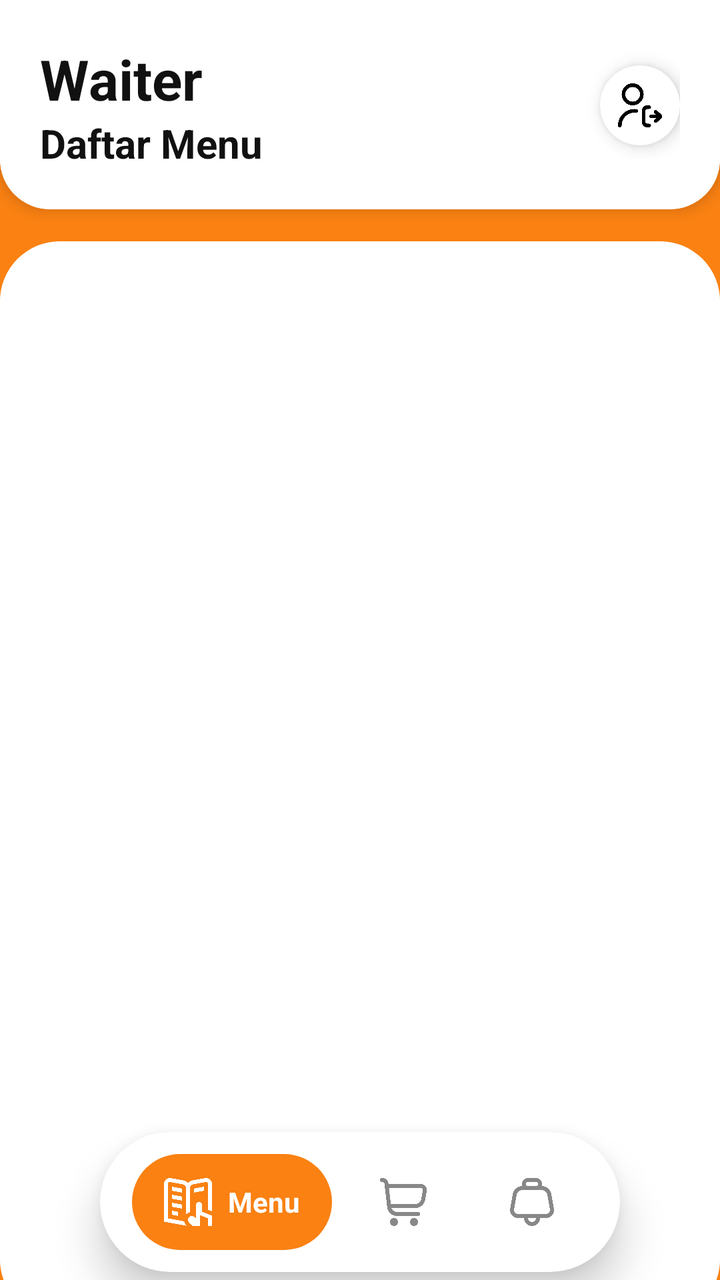
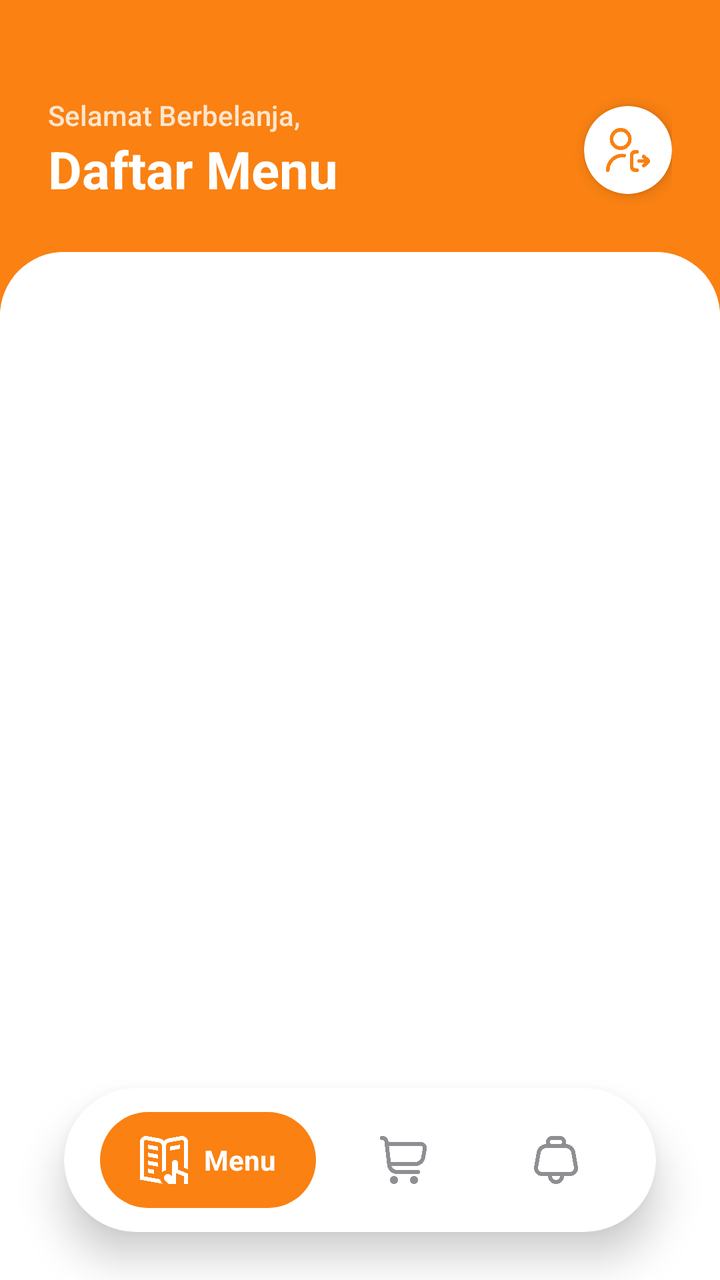

Screens rendered from an Android XML layout before and after an edit, with the pre-edit source and the edit as a unified diff.
<!-- AndroidManifest.xml: application theme Theme.Laundry -->
<!-- res/layout/waiter_activity.xml -->
<?xml version="1.0" encoding="utf-8"?>
<androidx.constraintlayout.widget.ConstraintLayout xmlns:android="http://schemas.android.com/apk/res/android"
    android:layout_width="match_parent"
    android:layout_height="match_parent"
    xmlns:app="http://schemas.android.com/apk/res-auto"
    android:background="@color/orange_nav">

    <com.google.android.material.card.MaterialCardView
        android:id="@+id/headerCard"
        android:layout_width="match_parent"
        android:layout_height="wrap_content"
        app:cardCornerRadius="25dp"
        app:cardElevation="4dp"
        android:layout_marginTop="-25dp"
        app:layout_constraintTop_toTopOf="parent"
        app:strokeWidth="0dp">

        <LinearLayout
            android:id="@+id/headerLayout"
            android:layout_width="match_parent"
            android:layout_height="wrap_content"
            android:orientation="horizontal"
            android:paddingTop="45dp"
            android:paddingBottom="20dp"
            android:paddingLeft="20dp"
            android:paddingRight="20dp"
            android:gravity="center_vertical"
            android:background="@color/white">

            <LinearLayout
                android:layout_width="0dp"
                android:layout_height="wrap_content"
                android:layout_weight="1"
                android:orientation="vertical">

                <TextView
                    android:layout_width="wrap_content"
                    android:layout_height="wrap_content"
                    android:text="Waiter"
                    android:textSize="28sp"
                    android:textStyle="bold"
                    android:textColor="#121111" />

                <TextView
                    android:layout_width="wrap_content"
                    android:layout_height="wrap_content"
                    android:text="Daftar Menu"
                    android:textSize="20sp"
                    android:textStyle="bold"
                    android:textColor="#121111" />
            </LinearLayout>

            <com.google.android.material.card.MaterialCardView
                android:layout_width="40dp"
                android:layout_height="40dp"
                app:cardCornerRadius="20dp"
                app:cardElevation="5dp"
                app:strokeWidth="0dp"
                app:cardBackgroundColor="@color/white">

                <ImageView
                    android:id="@+id/btnLogout"
                    android:layout_width="22dp"
                    android:layout_height="22dp"
                    android:layout_gravity="center"
                    android:src="@drawable/img_11"
                    android:clickable="true"
                    android:focusable="true"
                    android:background="?attr/selectableItemBackgroundBorderless"
                    android:contentDescription="Logout" />
            </com.google.android.material.card.MaterialCardView>

        </LinearLayout>
    </com.google.android.material.card.MaterialCardView>

    <com.google.android.material.card.MaterialCardView
        android:id="@+id/fragmentCard"
        android:layout_width="0dp"
        android:layout_height="0dp"
        app:cardCornerRadius="30dp"
        app:cardElevation="0dp"
        android:layout_marginBottom="-20dp"
        android:layout_marginTop="16dp"
        app:layout_constraintTop_toBottomOf="@id/headerCard"
        app:layout_constraintBottom_toBottomOf="parent"
        app:layout_constraintStart_toStartOf="parent"
        app:layout_constraintEnd_toEndOf="parent"
        app:strokeWidth="0dp">

        <FrameLayout
            android:id="@+id/fragment_container"
            android:layout_width="match_parent"
            android:layout_height="match_parent"
            android:background="@color/white"/>
    </com.google.android.material.card.MaterialCardView>



    
    <com.google.android.material.card.MaterialCardView
        android:id="@+id/customBottomNav"
        android:layout_width="wrap_content"
        android:layout_height="70dp"
        android:layout_marginBottom="4dp"
        app:cardCornerRadius="100dp"
        app:cardElevation="12dp"
        app:strokeWidth="0dp"
        app:layout_constraintBottom_toBottomOf="parent"
        app:layout_constraintEnd_toEndOf="parent"
        app:layout_constraintStart_toStartOf="parent">

        <LinearLayout
            android:layout_width="wrap_content"
            android:layout_height="match_parent"
            android:gravity="center"
            android:orientation="horizontal"
            android:paddingHorizontal="12dp">

            
            <LinearLayout
                android:id="@+id/item_menu"
                android:layout_width="wrap_content"
                android:layout_height="48dp"
                android:background="@drawable/nav_item_active_bg"
                android:gravity="center"
                android:orientation="horizontal"
                android:paddingHorizontal="16dp"
                android:layout_marginHorizontal="4dp"
                android:clickable="true"
                android:focusable="true">

                <ImageView
                    android:id="@+id/icon_menu"
                    android:layout_width="24dp"
                    android:layout_height="24dp"
                    android:src="@drawable/img_1"
                    app:tint="@color/white"
                    android:contentDescription="Menu" />

                <TextView
                    android:id="@+id/text_menu"
                    android:layout_width="wrap_content"
                    android:layout_height="wrap_content"
                    android:layout_marginStart="8dp"
                    android:text="Menu"
                    android:textColor="@color/white"
                    android:textStyle="bold"
                    android:visibility="visible" />
            </LinearLayout>

            
            <LinearLayout
                android:id="@+id/item_cart"
                android:layout_width="wrap_content"
                android:layout_height="48dp"
                android:gravity="center"
                android:orientation="horizontal"
                android:paddingHorizontal="16dp"
                android:layout_marginHorizontal="4dp"
                android:clickable="true"
                android:focusable="true">

                <ImageView
                    android:id="@+id/icon_cart"
                    android:layout_width="24dp"
                    android:layout_height="24dp"
                    android:src="@drawable/img_7"
                    app:tint="@color/nav_unselected"
                    android:contentDescription="Cart" />

                <TextView
                    android:id="@+id/text_cart"
                    android:layout_width="wrap_content"
                    android:layout_height="wrap_content"
                    android:layout_marginStart="8dp"
                    android:text="Cart"
                    android:textColor="@color/white"
                    android:textStyle="bold"
                    android:visibility="gone" />
            </LinearLayout>

            
            <LinearLayout
                android:id="@+id/item_status"
                android:layout_width="wrap_content"
                android:layout_height="48dp"
                android:gravity="center"
                android:orientation="horizontal"
                android:paddingHorizontal="16dp"
                android:layout_marginHorizontal="4dp"
                android:clickable="true"
                android:focusable="true">

                <ImageView
                    android:id="@+id/icon_status"
                    android:layout_width="24dp"
                    android:layout_height="24dp"
                    android:src="@drawable/img_16"
                    app:tint="@color/nav_unselected"
                    android:contentDescription="Status" />

                <TextView
                    android:id="@+id/text_status"
                    android:layout_width="wrap_content"
                    android:layout_height="wrap_content"
                    android:layout_marginStart="8dp"
                    android:text="Status"
                    android:textColor="@color/white"
                    android:textStyle="bold"
                    android:visibility="gone" />
            </LinearLayout>

        </LinearLayout>
    </com.google.android.material.card.MaterialCardView>



</androidx.constraintlayout.widget.ConstraintLayout>
<!-- resources referenced by this layout -->
<resources>
  <color name="nav_unselected">#888888</color>
  <color name="orange_nav">#FA8112</color>
  <color name="white">#ffffff</color>
  <!-- drawable img_1: png bitmap (drawable, 12526 bytes) -->
  <!-- drawable img_11: png bitmap (drawable, 13387 bytes) -->
  <!-- drawable img_16: png bitmap (drawable, 11063 bytes) -->
  <!-- drawable img_7: png bitmap (drawable, 9896 bytes) -->
  <!-- drawable nav_item_active_bg (drawable) -->
  <?xml version="1.0" encoding="utf-8"?>
  <shape xmlns:android="http://schemas.android.com/apk/res/android">
      <solid android:color="@color/orange_nav" />
      <corners android:radius="100dp" />
  </shape>
  <style name="Theme.Laundry" parent="Theme.MaterialComponents.DayNight.DarkActionBar">
          
          <item name="colorPrimary">@color/button</item>
          <item name="colorPrimaryVariant">@color/button</item>
          <item name="colorOnPrimary">@color/white</item>
          
  
          <item name="colorSecondaryVariant">@color/black</item>
          <item name="colorOnSecondary">@color/text</item>
          
          <item name="android:statusBarColor">?attr/colorPrimaryVariant</item>
          
          <item name="android:windowBackground">@color/background</item>
      </style>
  <color name="button">#6200EE</color>
  <color name="black">#000000</color>
  <color name="text">#212121</color>
  <color name="background">#F5F5F5</color>
</resources>

<!-- the commit's change to res/layout/waiter_activity.xml (unified diff, before → after) -->
@@ -3,29 +3,36 @@
     android:layout_width="match_parent"
     android:layout_height="match_parent"
     xmlns:app="http://schemas.android.com/apk/res-auto"
-    android:background="@color/orange_nav">
-
+    android:background="@color/background">
+
+    
+    <View
+        android:id="@+id/topAccent"
+        android:layout_width="match_parent"
+        android:layout_height="180dp"
+        android:background="@color/orange_nav"
+        app:layout_constraintTop_toTopOf="parent" />
+
+    
     <com.google.android.material.card.MaterialCardView
         android:id="@+id/headerCard"
         android:layout_width="match_parent"
         android:layout_height="wrap_content"
-        app:cardCornerRadius="25dp"
-        app:cardElevation="4dp"
-        android:layout_marginTop="-25dp"
-        app:layout_constraintTop_toTopOf="parent"
-        app:strokeWidth="0dp">
+        app:cardCornerRadius="0dp"
+        app:cardElevation="0dp"
+        app:strokeWidth="0dp"
+        app:cardBackgroundColor="@android:color/transparent"
+        app:layout_constraintTop_toTopOf="parent">
 
         <LinearLayout
             android:id="@+id/headerLayout"
             android:layout_width="match_parent"
             android:layout_height="wrap_content"
             android:orientation="horizontal"
-            android:paddingTop="45dp"
-            android:paddingBottom="20dp"
-            android:paddingLeft="20dp"
-            android:paddingRight="20dp"
-            android:gravity="center_vertical"
-            android:background="@color/white">
+            android:paddingTop="48dp"
+            android:paddingBottom="24dp"
+            android:paddingHorizontal="24dp"
+            android:gravity="center_vertical">
 
             <LinearLayout
                 android:layout_width="0dp"
@@ -36,25 +43,26 @@
                 <TextView
                     android:layout_width="wrap_content"
                     android:layout_height="wrap_content"
-                    android:text="Waiter"
-                    android:textSize="28sp"
-                    android:textStyle="bold"
-                    android:textColor="#121111" />
+                    android:text="Selamat Berbelanja,"
+                    android:textSize="14sp"
+                    android:textColor="@color/white"
+                    android:alpha="0.8"
+                    android:fontFamily="sans-serif-medium" />
 
                 <TextView
                     android:layout_width="wrap_content"
                     android:layout_height="wrap_content"
                     android:text="Daftar Menu"
-                    android:textSize="20sp"
-                    android:textStyle="bold"
-                    android:textColor="#121111" />
+                    android:textSize="26sp"
+                    android:textStyle="bold"
+                    android:textColor="@color/white" />
             </LinearLayout>
 
             <com.google.android.material.card.MaterialCardView
-                android:layout_width="40dp"
-                android:layout_height="40dp"
-                app:cardCornerRadius="20dp"
-                app:cardElevation="5dp"
+                android:layout_width="44dp"
+                android:layout_height="44dp"
+                app:cardCornerRadius="22dp"
+                app:cardElevation="4dp"
                 app:strokeWidth="0dp"
                 app:cardBackgroundColor="@color/white">
 
@@ -64,6 +72,7 @@
                     android:layout_height="22dp"
                     android:layout_gravity="center"
                     android:src="@drawable/img_11"
+                    app:tint="@color/orange_nav"
                     android:clickable="true"
                     android:focusable="true"
                     android:background="?attr/selectableItemBackgroundBorderless"
@@ -73,38 +82,36 @@
         </LinearLayout>
     </com.google.android.material.card.MaterialCardView>
 
+    
     <com.google.android.material.card.MaterialCardView
         android:id="@+id/fragmentCard"
-        android:layout_width="0dp"
+        android:layout_width="match_parent"
         android:layout_height="0dp"
-        app:cardCornerRadius="30dp"
+        app:cardCornerRadius="32dp"
         app:cardElevation="0dp"
-        android:layout_marginBottom="-20dp"
-        android:layout_marginTop="16dp"
+        android:layout_marginBottom="-32dp"
+        app:strokeWidth="0dp"
         app:layout_constraintTop_toBottomOf="@id/headerCard"
-        app:layout_constraintBottom_toBottomOf="parent"
-        app:layout_constraintStart_toStartOf="parent"
-        app:layout_constraintEnd_toEndOf="parent"
-        app:strokeWidth="0dp">
+        app:layout_constraintBottom_toBottomOf="parent">
 
         <FrameLayout
             android:id="@+id/fragment_container"
             android:layout_width="match_parent"
             android:layout_height="match_parent"
-            android:background="@color/white"/>
+            android:background="@color/white"
+            android:paddingBottom="32dp" />
     </com.google.android.material.card.MaterialCardView>
-
-
 
     
     <com.google.android.material.card.MaterialCardView
         android:id="@+id/customBottomNav"
         android:layout_width="wrap_content"
-        android:layout_height="70dp"
-        android:layout_marginBottom="4dp"
-        app:cardCornerRadius="100dp"
+        android:layout_height="72dp"
+        android:layout_marginBottom="24dp"
+        app:cardCornerRadius="36dp"
         app:cardElevation="12dp"
         app:strokeWidth="0dp"
+        app:cardBackgroundColor="@color/white"
         app:layout_constraintBottom_toBottomOf="parent"
         app:layout_constraintEnd_toEndOf="parent"
         app:layout_constraintStart_toStartOf="parent">
@@ -124,8 +131,8 @@
                 android:background="@drawable/nav_item_active_bg"
                 android:gravity="center"
                 android:orientation="horizontal"
-                android:paddingHorizontal="16dp"
-                android:layout_marginHorizontal="4dp"
+                android:paddingHorizontal="20dp"
+                android:layout_marginHorizontal="6dp"
                 android:clickable="true"
                 android:focusable="true">
 
@@ -155,8 +162,8 @@
                 android:layout_height="48dp"
                 android:gravity="center"
                 android:orientation="horizontal"
-                android:paddingHorizontal="16dp"
-                android:layout_marginHorizontal="4dp"
+                android:paddingHorizontal="20dp"
+                android:layout_marginHorizontal="6dp"
                 android:clickable="true"
                 android:focusable="true">
 
@@ -186,8 +193,8 @@
                 android:layout_height="48dp"
                 android:gravity="center"
                 android:orientation="horizontal"
-                android:paddingHorizontal="16dp"
-                android:layout_marginHorizontal="4dp"
+                android:paddingHorizontal="20dp"
+                android:layout_marginHorizontal="6dp"
                 android:clickable="true"
                 android:focusable="true">
 
@@ -213,6 +220,4 @@
         </LinearLayout>
     </com.google.android.material.card.MaterialCardView>
 
-
-
 </androidx.constraintlayout.widget.ConstraintLayout>
<!-- resource entries referenced after the edit -->
@@ -1,6 +1,7 @@
 <!-- resources referenced by this layout -->
 <resources>
-  <color name="nav_unselected">#888888</color>
+  <color name="background">#F5F5F5</color>
+  <color name="nav_unselected">#8E8E93</color>
   <color name="orange_nav">#FA8112</color>
   <color name="white">#ffffff</color>
   <!-- drawable img_1: png bitmap (drawable, 12526 bytes) -->
@@ -30,6 +31,5 @@
   <color name="button">#6200EE</color>
   <color name="black">#000000</color>
   <color name="text">#212121</color>
-  <color name="background">#F5F5F5</color>
 </resources>
 
